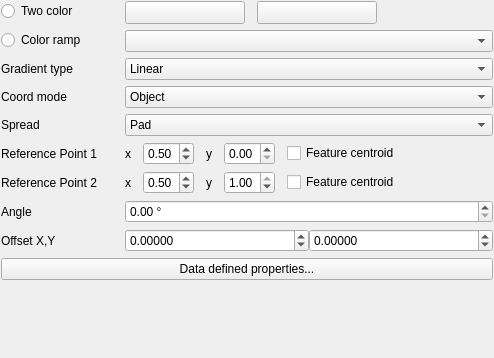
carsmie/QGIS, file src/ui/symbollayer/widget_gradientfill.ui: the form before one commit.
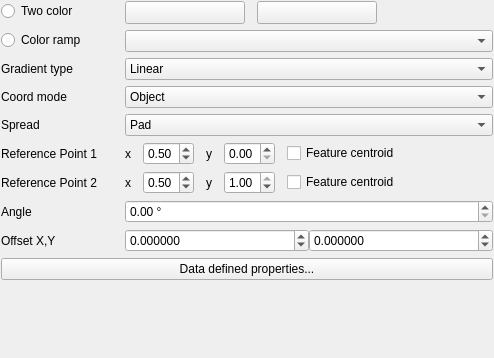
The form after the commit. Custom widgets are drawn as their Qt base class.

What changed in the file:
```diff
--- a/src/ui/symbollayer/widget_gradientfill.ui
+++ b/src/ui/symbollayer/widget_gradientfill.ui
@@ -375,7 +375,7 @@
         </sizepolicy>
        </property>
        <property name="decimals">
-        <number>5</number>
+        <number>6</number>
        </property>
        <property name="minimum">
         <double>-999.000000000000000</double>
@@ -397,7 +397,7 @@
         </sizepolicy>
        </property>
        <property name="decimals">
-        <number>5</number>
+        <number>6</number>
        </property>
        <property name="minimum">
         <double>-999.000000000000000</double>
```
